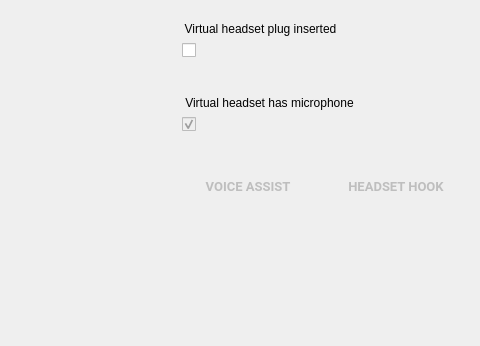
First picture: the form in android/android-emu/android/skin/qt/extended-pages/microphone-page.ui, repository aosp-mirror/platform_external_qemu, before the edit; both pictures show x 142 to 622 and y 0 to 346 of the 622 by 580 pixel window.
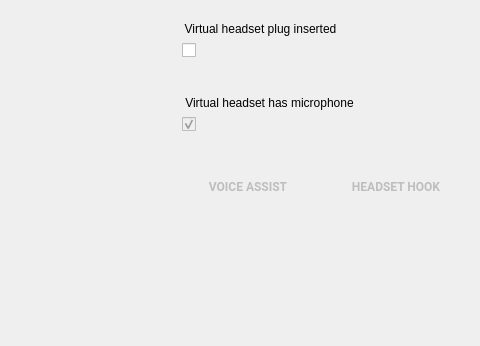
Second picture: the form after the edit. Icons and pictures are not drawn. Custom widgets are drawn as their Qt base class.

```diff
--- a/android/android-emu/android/skin/qt/extended-pages/microphone-page.ui
+++ b/android/android-emu/android/skin/qt/extended-pages/microphone-page.ui
@@ -119,7 +119,6 @@
    <property name="font">
     <font>
      <family>Roboto</family>
-     <pointsize>10</pointsize>
      <weight>75</weight>
      <bold>true</bold>
     </font>
@@ -162,7 +161,6 @@
    <property name="font">
     <font>
      <family>Roboto</family>
-     <pointsize>10</pointsize>
      <weight>75</weight>
      <bold>true</bold>
     </font>
```
